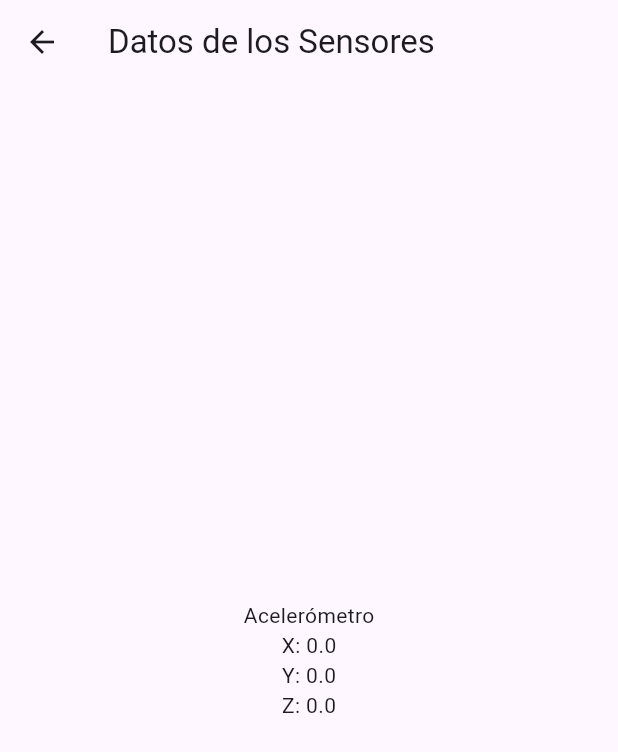
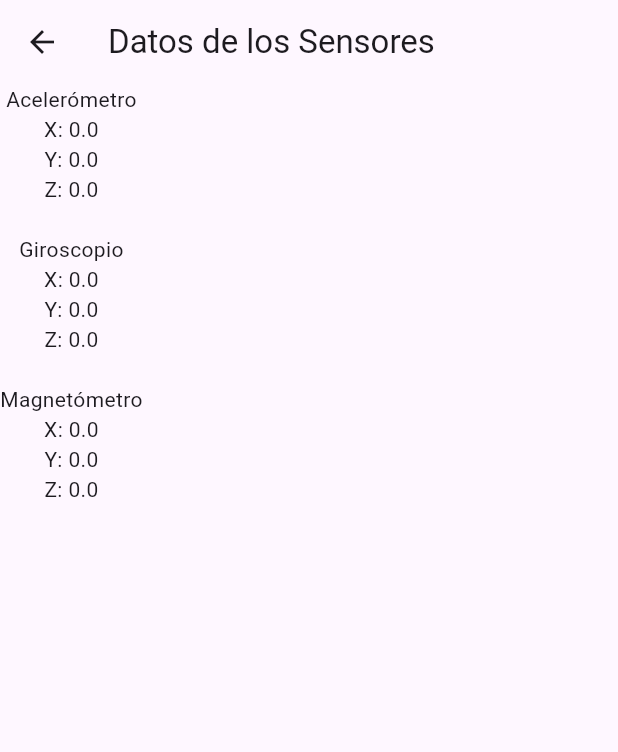
Before and after one commit to isauraplata/flutter-herramientas-telefono, a Flutter app: the SensorScreen screen opened directly, on a phone screen of 412 x 824 dp. Shown: the top 752 px of the screen. Run offline on Flutter 3.47's test engine with Material 3 defaults, Android fonts, the phone set to English and light mode, and no system bars; our stand-ins replace flutter_tts, geolocator, sensors_plus, speech_to_text; missing offline and left inert: qr_code_scanner.

Commit message:
[ADD] sensores

```diff
--- a/lib/screens/sensor_screen.dart
+++ b/lib/screens/sensor_screen.dart
@@ -1,4 +1,3 @@
-// lib/screens/sensor_screen.dart
 import 'package:flutter/material.dart';
 import 'package:sensors_plus/sensors_plus.dart';
 
@@ -8,10 +7,20 @@ class SensorScreen extends StatefulWidget {
 }
 
 class _SensorScreenState extends State<SensorScreen> {
-  // Variables para almacenar datos del sensor
+  // Variables para almacenar datos del acelerómetro
   double _accelerometerX = 0.0;
   double _accelerometerY = 0.0;
   double _accelerometerZ = 0.0;
+
+  // Variables para almacenar datos del giroscopio
+  double _gyroscopeX = 0.0;
+  double _gyroscopeY = 0.0;
+  double _gyroscopeZ = 0.0;
+
+  // Variables para almacenar datos del magnetómetro
+  double _magnetometerX = 0.0;
+  double _magnetometerY = 0.0;
+  double _magnetometerZ = 0.0;
 
   @override
   void initState() {
@@ -25,20 +34,53 @@ class _SensorScreenState extends State<SensorScreen> {
         _accelerometerZ = event.z;
       });
     });
+
+    // Escuchar los cambios del giroscopio
+    gyroscopeEvents.listen((GyroscopeEvent event) {
+      setState(() {
+        _gyroscopeX = event.x;
+        _gyroscopeY = event.y;
+        _gyroscopeZ = event.z;
+      });
+    });
+
+    // Escuchar los cambios del magnetómetro
+    magnetometerEvents.listen((MagnetometerEvent event) {
+      setState(() {
+        _magnetometerX = event.x;
+        _magnetometerY = event.y;
+        _magnetometerZ = event.z;
+      });
+    });
   }
 
   @override
   Widget build(BuildContext context) {
     return Scaffold(
       appBar: AppBar(title: Text("Datos de los Sensores")),
-      body: Center(
+      body: SingleChildScrollView(
         child: Column(
           mainAxisAlignment: MainAxisAlignment.center,
           children: [
+            // Datos del acelerómetro
             Text('Acelerómetro'),
             Text('X: $_accelerometerX'),
             Text('Y: $_accelerometerY'),
             Text('Z: $_accelerometerZ'),
+            SizedBox(height: 20),
+
+            // Datos del giroscopio
+            Text('Giroscopio'),
+            Text('X: $_gyroscopeX'),
+            Text('Y: $_gyroscopeY'),
+            Text('Z: $_gyroscopeZ'),
+            SizedBox(height: 20),
+
+            // Datos del magnetómetro
+            Text('Magnetómetro'),
+            Text('X: $_magnetometerX'),
+            Text('Y: $_magnetometerY'),
+            Text('Z: $_magnetometerZ'),
           ],
         ),
       ),
```
